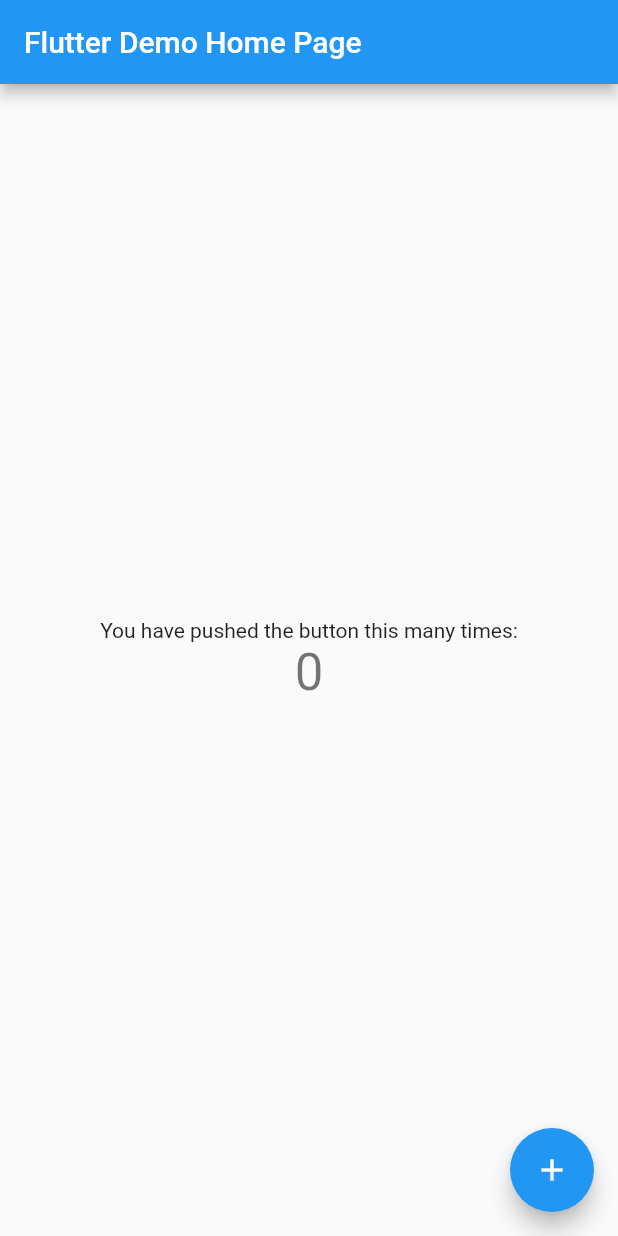
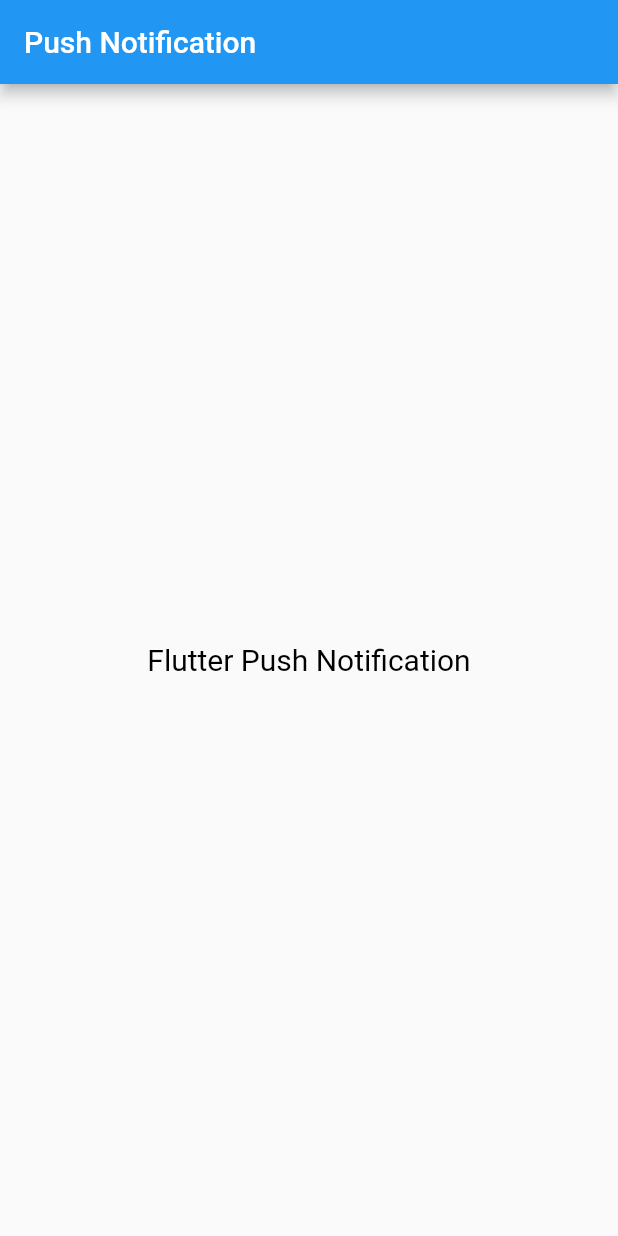
Before and after one commit to Varshil-Shah/flutter-push-notification, a Flutter app: the screen it shows after launch, on a phone screen of 412 x 824 dp. Run offline on Flutter 3.47's test engine with Material 2 defaults, Android fonts, the phone set to English and light mode, and no system bars; drawn by our look-alikes of overlay_support; our stand-ins replace firebase_core, firebase_messaging; accounts and stored records are empty.

Commit message:
:sparkles: Build dummy structure - home page

```diff
--- a/lib/main.dart
+++ b/lib/main.dart
@@ -1,4 +1,10 @@
 import 'package:flutter/material.dart';
+
+import 'package:firebase_core/firebase_core.dart';
+import 'package:firebase_messaging/firebase_messaging.dart';
+import 'package:overlay_support/overlay_support.dart';
+
+import 'package:push_notification/models/push_notification.dart';
 
 void main() {
   runApp(const MyApp());
@@ -7,109 +13,83 @@ void main() {
 class MyApp extends StatelessWidget {
   const MyApp({Key? key}) : super(key: key);
 
-  // This widget is the root of your application.
   @override
   Widget build(BuildContext context) {
-    return MaterialApp(
-      title: 'Flutter Demo',
-      theme: ThemeData(
-        // This is the theme of your application.
-        //
-        // Try running your application with "flutter run". You'll see the
-        // application has a blue toolbar. Then, without quitting the app, try
-        // changing the primarySwatch below to Colors.green and then invoke
-        // "hot reload" (press "r" in the console where you ran "flutter run",
-        // or simply save your changes to "hot reload" in a Flutter IDE).
-        // Notice that the counter didn't reset back to zero; the application
-        // is not restarted.
-        primarySwatch: Colors.blue,
+    return OverlaySupport.global(
+      child: MaterialApp(
+        title: 'Flutter Demo',
+        theme: ThemeData(
+          primarySwatch: Colors.blue,
+        ),
+        home: const HomePage(),
       ),
-      home: const MyHomePage(title: 'Flutter Demo Home Page'),
     );
   }
 }
 
-class MyHomePage extends StatefulWidget {
-  const MyHomePage({Key? key, required this.title}) : super(key: key);
-
-  // This widget is the home page of your application. It is stateful, meaning
-  // that it has a State object (defined below) that contains fields that affect
-  // how it looks.
-
-  // This class is the configuration for the state. It holds the values (in this
-  // case the title) provided by the parent (in this case the App widget) and
-  // used by the build method of the State. Fields in a Widget subclass are
-  // always marked "final".
-
-  final String title;
+class HomePage extends StatefulWidget {
+  const HomePage({Key? key}) : super(key: key);
 
   @override
-  State<MyHomePage> createState() => _MyHomePageState();
+  _HomePageState createState() => _HomePageState();
 }
 
-class _MyHomePageState extends State<MyHomePage> {
-  int _counter = 0;
+class _HomePageState extends State<HomePage> {
+  late final FirebaseMessaging _messaging;
+  late int _totalNotificationCounter;
 
-  void _incrementCounter() {
-    setState(() {
-      // This call to setState tells the Flutter framework that something has
-      // changed in this State, which causes it to rerun the build method below
-      // so that the display can reflect the updated values. If we changed
-      // _counter without calling setState(), then the build method would not be
-      // called again, and so nothing would appear to happen.
-      _counter++;
+  PushNotification? _notificationInfo;
+
+  void registerNotification() async {
+    await Firebase.initializeApp();
+    _messaging = FirebaseMessaging.instance;
+
+    NotificationSettings settings = await _messaging.requestPermission(
+      alert: true,
+      sound: true,
+      badge: true,
+      provisional: true,
+    );
+
+    if (settings.authorizationStatus == AuthorizationStatus.authorized) {
+      debugPrint("User granted the permisson");
+    }
+
+    FirebaseMessaging.onMessage.listen((RemoteMessage message) {
+      PushNotification notification = PushNotification(
+        title: message.notification!.title,
+        body: message.notification!.body,
+        dataTitle: message.data['title'],
+        dataBody: message.data['body'],
+      );
+      setState(() {
+        _totalNotificationCounter++;
+        _notificationInfo = notification;
+      });
     });
   }
 
   @override
   Widget build(BuildContext context) {
-    // This method is rerun every time setState is called, for instance as done
-    // by the _incrementCounter method above.
-    //
-    // The Flutter framework has been optimized to make rerunning build methods
-    // fast, so that you can just rebuild anything that needs updating rather
-    // than having to individually change instances of widgets.
     return Scaffold(
       appBar: AppBar(
-        // Here we take the value from the MyHomePage object that was created by
-        // the App.build method, and use it to set our appbar title.
-        title: Text(widget.title),
+        title: const Text("Push Notification"),
       ),
       body: Center(
-        // Center is a layout widget. It takes a single child and positions it
-        // in the middle of the parent.
         child: Column(
-          // Column is also a layout widget. It takes a list of children and
-          // arranges them vertically. By default, it sizes itself to fit its
-          // children horizontally, and tries to be as tall as its parent.
-          //
-          // Invoke "debug painting" (press "p" in the console, choose the
-          // "Toggle Debug Paint" action from the Flutter Inspector in Android
-          // Studio, or the "Toggle Debug Paint" command in Visual Studio Code)
-          // to see the wireframe for each widget.
-          //
-          // Column has various properties to control how it sizes itself and
-          // how it positions its children. Here we use mainAxisAlignment to
-          // center the children vertically; the main axis here is the vertical
-          // axis because Columns are vertical (the cross axis would be
-          // horizontal).
           mainAxisAlignment: MainAxisAlignment.center,
-          children: <Widget>[
+          children: [
             const Text(
-              'You have pushed the button this many times:',
-            ),
-            Text(
-              '$_counter',
-              style: Theme.of(context).textTheme.headline4,
+              "Flutter Push Notification",
+              textAlign: TextAlign.center,
+              style: TextStyle(
+                fontSize: 20.0,
+                color: Colors.black,
+              ),
             ),
           ],
         ),
       ),
-      floatingActionButton: FloatingActionButton(
-        onPressed: _incrementCounter,
-        tooltip: 'Increment',
-        child: const Icon(Icons.add),
-      ), // This trailing comma makes auto-formatting nicer for build methods.
     );
   }
 }
```
